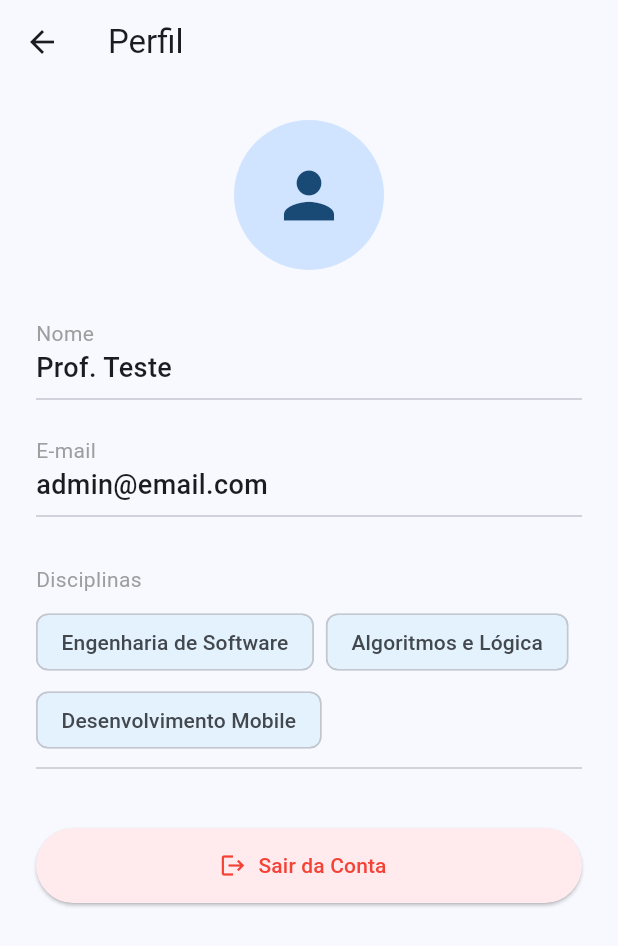
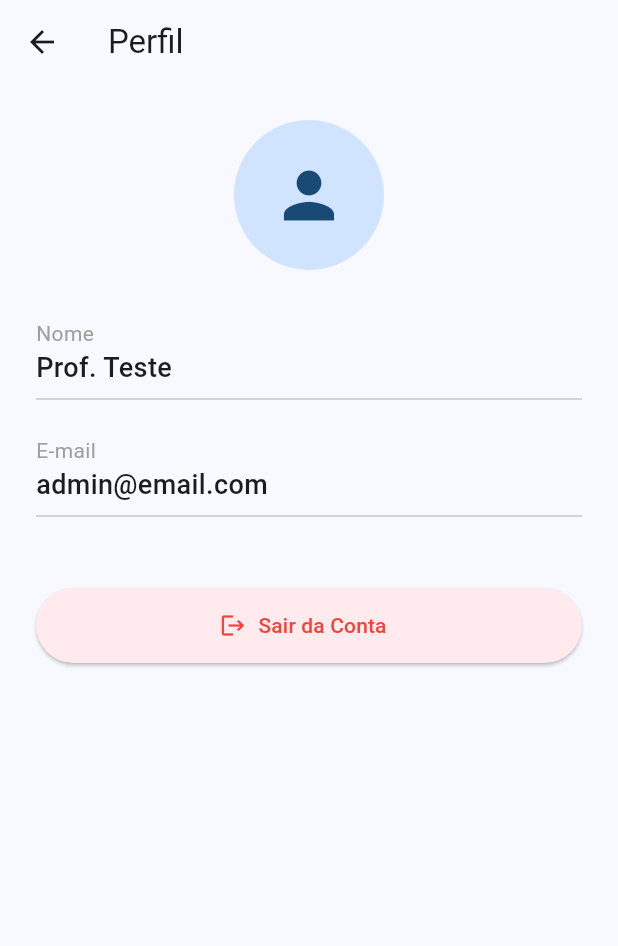
Before and after one commit to FelipeVieira4/gabarito_plus, a Flutter app: the DashboardView screen opened directly, after a tap on the "account circle" icon, on a phone screen of 412 x 824 dp. Shown: the top 946 px of the screen. Run offline on Flutter 3.47's test engine with Material 3 defaults, Android fonts, the phone set to English and light mode, and no system bars; our stand-ins replace qr_flutter.

Commit message:
fix retira a disciplina do professor
ter disciplina no professor fica redundante

```diff
--- a/lib/mocks/mock_professor.dart
+++ b/lib/mocks/mock_professor.dart
@@ -4,9 +4,4 @@ final Professor usuarioMock = Professor(
   id: '1',
   nome: 'Prof. Teste',
   email: 'admin@email.com',
-  disciplinas: [
-    'Engenharia de Software',
-    'Algoritmos e Lógica',
-    'Desenvolvimento Mobile',
-  ],
 );
--- a/lib/models/professor.dart
+++ b/lib/models/professor.dart
@@ -2,12 +2,10 @@ class Professor {
   final String id;
   final String nome;
   final String email;
-  final List<String> disciplinas;
 
   Professor({
     required this.id,
     required this.nome,
     required this.email,
-    required this.disciplinas,
   });
 }
--- a/lib/views/auth/profile_view.dart
+++ b/lib/views/auth/profile_view.dart
@@ -24,24 +24,6 @@ class ProfileView extends StatelessWidget {
               const SizedBox(height: 24),
               _buildInfoRow('Nome', usuarioMock.nome),
               _buildInfoRow('E-mail', usuarioMock.email),
-              const SizedBox(height: 16),
-              const Align(
-                alignment: Alignment.centerLeft,
-                child: Text('Disciplinas', style: TextStyle(fontSize: 14, color: Colors.grey)),
-              ),
-              const SizedBox(height: 8),
-              Align(
-                alignment: Alignment.centerLeft,
-                child: Wrap(
-                  spacing: 8,
-                  runSpacing: 4,
-                  children: usuarioMock.disciplinas.map((disciplina) => Chip(
-                    label: Text(disciplina),
-                    backgroundColor: Colors.blue[50],
-                  )).toList(),
-                ),
-              ),
-              const Divider(),
               const SizedBox(height: 32),
               ElevatedButton.icon(
               onPressed: () {
--- a/lib/views/dashboard/dashboard_view.dart
+++ b/lib/views/dashboard/dashboard_view.dart
@@ -59,12 +59,6 @@ class DashboardView extends StatelessWidget {
                         fontSize: 24,
                         fontWeight: FontWeight.bold,
                       ),
-                    ),
-                    Text(
-                      usuarioMock.disciplinas.join(' • '),
-                      style: TextStyle(fontSize: 16, color: Colors.grey[600]),
-                      maxLines: 2,
-                      overflow: TextOverflow.ellipsis,
                     ),
                     const SizedBox(height: 32),
                     GridView.count(
--- a/lib/views/disciplinas/consulta_disciplinas.dart
+++ b/lib/views/disciplinas/consulta_disciplinas.dart
@@ -1,6 +1,5 @@
 import 'package:flutter/material.dart';
 import 'package:gabarito_plus/mocks/mock_disciplina.dart';
-import 'package:gabarito_plus/mocks/mock_professor.dart';
 import 'package:gabarito_plus/models/assunto.dart';
 import 'package:gabarito_plus/models/disciplina.dart';
 import 'package:gabarito_plus/services/questoes_service.dart';
@@ -321,11 +320,6 @@ class _ModalCadastroDisciplinaState extends State<ModalCadastroDisciplina> {
 
       listaDisciplina.add(novaDisciplina);
 
-      // Também sincroniza com usuarioMock
-      if (!usuarioMock.disciplinas.contains(nomeDisciplina)) {
-        usuarioMock.disciplinas.add(nomeDisciplina);
-      }
-
       if (widget.onSalvo != null) {
         widget.onSalvo!();
       }
@@ -422,10 +416,7 @@ class _ModalCadastroAssuntoState extends State<ModalCadastroAssunto> {
   String? _disciplinaSelecionada;
 
   List<String> get _opcoesDisciplinas {
-    final doProfessor = usuarioMock.disciplinas;
-    final doMock = listaDisciplina.map((d) => d.descricao);
-    final unificadas = <String>{...doProfessor, ...doMock};
-    return unificadas.toList();
+    return listaDisciplina.map((d) => d.descricao).toSet().toList();
   }
 
   @override
```
Also changed, not shown: lib/views/auth/cadastro_professor_view.dart (+0 -18 lines).
